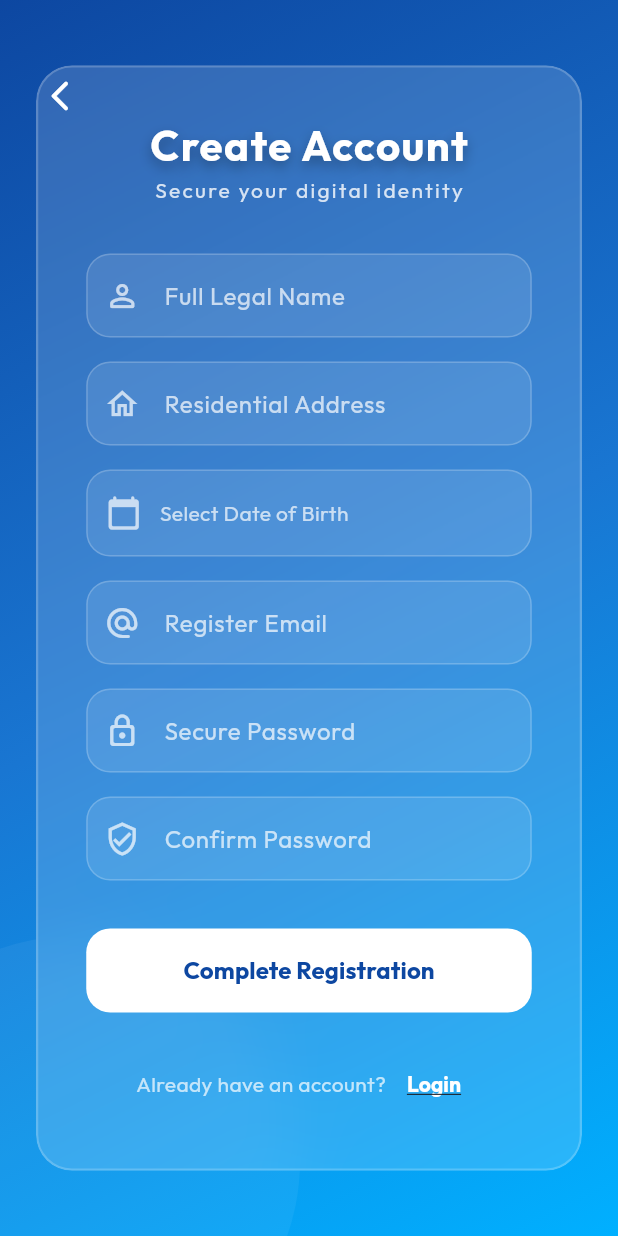
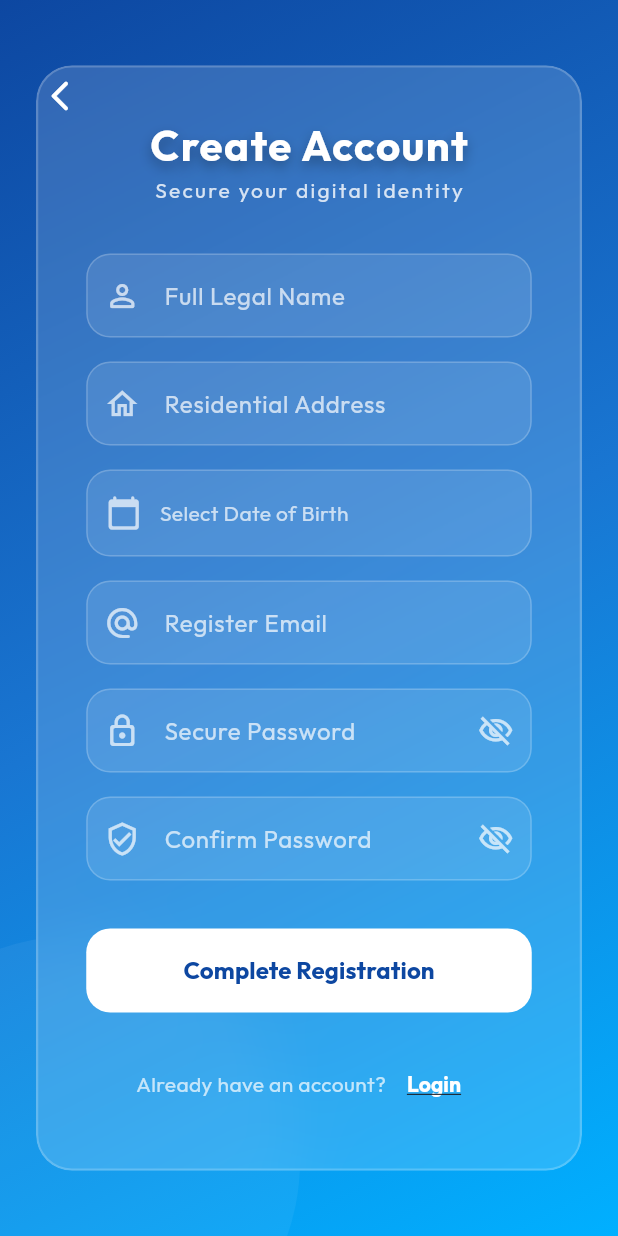
Before and after one commit to gab-hub-you/gsiacflutter, a Flutter app: the screen it shows after launch, after a tap on "Login to Portal", after a tap on "Register", on a phone screen of 412 x 824 dp. Run offline on Flutter 3.47's test engine with Material 3 defaults, Android fonts, the phone set to English and light mode, and no system bars; drawn by our look-alikes of flutter_animate; our stand-ins replace file_picker, flutter_dotenv, google_fonts, shared_preferences, supabase_flutter; accounts and stored records are empty.

Commit message:
login auth

```diff
--- a/lib/main.dart
+++ b/lib/main.dart
@@ -1,11 +1,22 @@
 import 'package:flutter/material.dart';
 import 'package:provider/provider.dart';
+import 'package:supabase_flutter/supabase_flutter.dart';
+import 'package:flutter_dotenv/flutter_dotenv.dart';
 import 'app.dart';
 import 'providers/auth_provider.dart';
 import 'providers/document_provider.dart';
 import 'providers/notification_provider.dart';
 
-void main() {
+void main() async {
+  WidgetsFlutterBinding.ensureInitialized();
+
+  await dotenv.load(fileName: ".env");
+
+  await Supabase.initialize(
+    url: dotenv.env['SUPABASE_URL'] ?? '',
+    anonKey: dotenv.env['SUPABASE_ANON_KEY'] ?? '',
+  );
+
   runApp(
     MultiProvider(
       providers: [
--- a/lib/screens/login_screen.dart
+++ b/lib/screens/login_screen.dart
@@ -17,6 +17,7 @@ class _LoginScreenState extends State<LoginScreen> {
   final _emailController = TextEditingController();
   final _passwordController = TextEditingController();
   final _formKey = GlobalKey<FormState>();
+  bool _obscurePassword = true;
 
   void _handleLogin() async {
     if (_formKey.currentState!.validate()) {
@@ -35,9 +36,10 @@ class _LoginScreenState extends State<LoginScreen> {
         }
       } else {
         if (mounted) {
+          final error = authProvider.errorMessage ?? 'Invalid email or password';
           ScaffoldMessenger.of(context).showSnackBar(
-            const SnackBar(
-              content: Text('Invalid email or password'),
+            SnackBar(
+              content: Text(error),
               behavior: SnackBarBehavior.floating,
               backgroundColor: Colors.redAccent,
             ),
@@ -160,7 +162,14 @@ class _LoginScreenState extends State<LoginScreen> {
                             controller: _passwordController,
                             label: 'Password',
                             icon: Icons.lock_outline_rounded,
-                            isPassword: true,
+                            isPassword: _obscurePassword,
+                            suffixIcon: IconButton(
+                              icon: Icon(
+                                _obscurePassword ? Icons.visibility_off_outlined : Icons.visibility_outlined,
+                                color: Colors.white70,
+                              ),
+                              onPressed: () => setState(() => _obscurePassword = !_obscurePassword),
+                            ),
                           ).animate().fadeIn(delay: 700.ms).slideX(begin: -0.1),
 
                           const SizedBox(height: 32),
@@ -190,33 +199,6 @@ class _LoginScreenState extends State<LoginScreen> {
                                     ),
                             ),
                           ).animate().fadeIn(delay: 800.ms).scale(),
-
-                          const SizedBox(height: 16),
-
-                          // Demo Mode Button
-                          SizedBox(
-                            width: double.infinity,
-                            height: 56,
-                            child: OutlinedButton(
-                              onPressed: () async {
-                                await Provider.of<AuthProvider>(context, listen: false).loginAsDemo();
-                                if (mounted) {
-                                  Navigator.pushReplacement(
-                                    context,
-                                    MaterialPageRoute(builder: (context) => const DashboardScreen()),
-                                  );
-                                }
-                              },
-                              style: OutlinedButton.styleFrom(
-                                side: const BorderSide(color: Colors.white54),
-                                foregroundColor: Colors.white,
-                                shape: RoundedRectangleBorder(
-                                  borderRadius: BorderRadius.circular(16),
-                                ),
-                              ),
-                              child: const Text('Guest Explorer Mode'),
-                            ),
-                          ).animate().fadeIn(delay: 900.ms).scale(),
 
                           const SizedBox(height: 24),
 
@@ -277,6 +259,7 @@ class _LoginScreenState extends State<LoginScreen> {
     required String label,
     required IconData icon,
     bool isPassword = false,
+    Widget? suffixIcon,
   }) {
     return TextFormField(
       controller: controller,
@@ -286,6 +269,7 @@ class _LoginScreenState extends State<LoginScreen> {
         labelText: label,
         labelStyle: TextStyle(color: Colors.white.withOpacity(0.7)),
         prefixIcon: Icon(icon, color: Colors.white70),
+        suffixIcon: suffixIcon,
         filled: true,
         fillColor: Colors.white.withOpacity(0.1),
         enabledBorder: OutlineInputBorder(
--- a/lib/screens/register_screen.dart
+++ b/lib/screens/register_screen.dart
@@ -20,6 +20,8 @@ class _RegisterScreenState extends State<RegisterScreen> {
   final _passwordController = TextEditingController();
   final _confirmPasswordController = TextEditingController();
   DateTime? _selectedDate;
+  bool _obscurePassword = true;
+  bool _obscureConfirmPassword = true;
 
   void _presentDatePicker() async {
     final pickedDate = await showDatePicker(
@@ -73,7 +75,18 @@ class _RegisterScreenState extends State<RegisterScreen> {
           builder: (ctx) => AlertDialog(
             shape: RoundedRectangleBorder(borderRadius: BorderRadius.circular(24)),
             title: const Text('Account Recorded'),
-            content: const Text('Registration successful. You may now proceed to the secure login gateway.'),
+            content: Column(
+              mainAxisSize: MainAxisSize.min,
+              crossAxisAlignment: CrossAxisAlignment.start,
+              children: [
+                const Text('Registration successful!'),
+                const SizedBox(height: 16),
+                const Text(
+                  'IMPORTANT: Please check your email inbox (and spam folder) for a confirmation link. You must click the link to activate your account before you can log in.',
+                  style: TextStyle(fontWeight: FontWeight.bold, color: Color(0xFF0D47A1)),
+                ),
+              ],
+            ),
             actions: [
               ElevatedButton(
                 onPressed: () {
@@ -88,6 +101,15 @@ class _RegisterScreenState extends State<RegisterScreen> {
                 child: const Text('Proceed to Login'),
               ),
             ],
+          ),
+        );
+      } else if (!success && mounted) {
+        final error = authProvider.errorMessage ?? 'Registration failed';
+        ScaffoldMessenger.of(context).showSnackBar(
+          SnackBar(
+            content: Text(error),
+            behavior: SnackBarBehavior.floating,
+            backgroundColor: Colors.redAccent,
           ),
         );
       }
@@ -210,7 +232,14 @@ class _RegisterScreenState extends State<RegisterScreen> {
                             controller: _passwordController,
                             label: 'Secure Password',
                             icon: Icons.lock_outline_rounded,
-                            isPassword: true,
+                            isPassword: _obscurePassword,
+                            suffixIcon: IconButton(
+                              icon: Icon(
+                                _obscurePassword ? Icons.visibility_off_outlined : Icons.visibility_outlined,
+                                color: Colors.white70,
+                              ),
+                              onPressed: () => setState(() => _obscurePassword = !_obscurePassword),
+                            ),
                           ).animate().fadeIn(delay: 800.ms).slideX(begin: -0.1),
 
                           const SizedBox(height: 16),
@@ -219,7 +248,14 @@ class _RegisterScreenState extends State<RegisterScreen> {
                             controller: _confirmPasswordController,
                             label: 'Confirm Password',
                             icon: Icons.verified_user_outlined,
-                            isPassword: true,
+                            isPassword: _obscureConfirmPassword,
+                            suffixIcon: IconButton(
+                              icon: Icon(
+                                _obscureConfirmPassword ? Icons.visibility_off_outlined : Icons.visibility_outlined,
+                                color: Colors.white70,
+                              ),
+                              onPressed: () => setState(() => _obscureConfirmPassword = !_obscureConfirmPassword),
+                            ),
                             validator: (value) {
                               if (value == null || value.isEmpty) return 'Please confirm your password';
                               if (value != _passwordController.text) return 'Passwords do not match';
@@ -304,6 +340,7 @@ class _RegisterScreenState extends State<RegisterScreen> {
     required String label,
     required IconData icon,
     bool isPassword = false,
+    Widget? suffixIcon,
     String? Function(String?)? validator,
   }) {
     return TextFormField(
@@ -314,6 +351,7 @@ class _RegisterScreenState extends State<RegisterScreen> {
         labelText: label,
         labelStyle: TextStyle(color: Colors.white.withOpacity(0.7)),
         prefixIcon: Icon(icon, color: Colors.white70),
+        suffixIcon: suffixIcon,
         filled: true,
         fillColor: Colors.white.withOpacity(0.1),
         enabledBorder: OutlineInputBorder(
```
Also changed, not shown: lib/providers/auth_provider.dart (+74 -47 lines), pubspec.yaml (+4 -3 lines), pubspec.lock, 6 other files.
